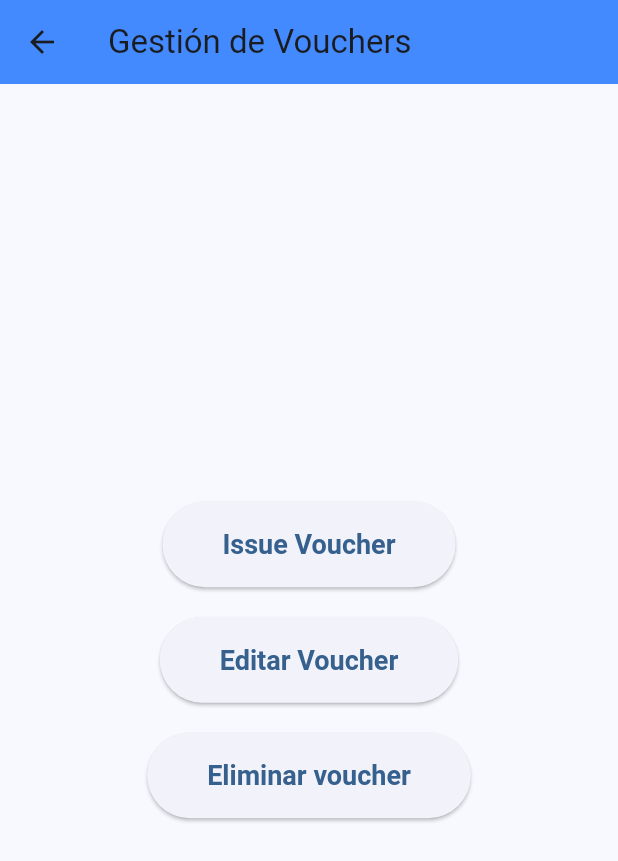
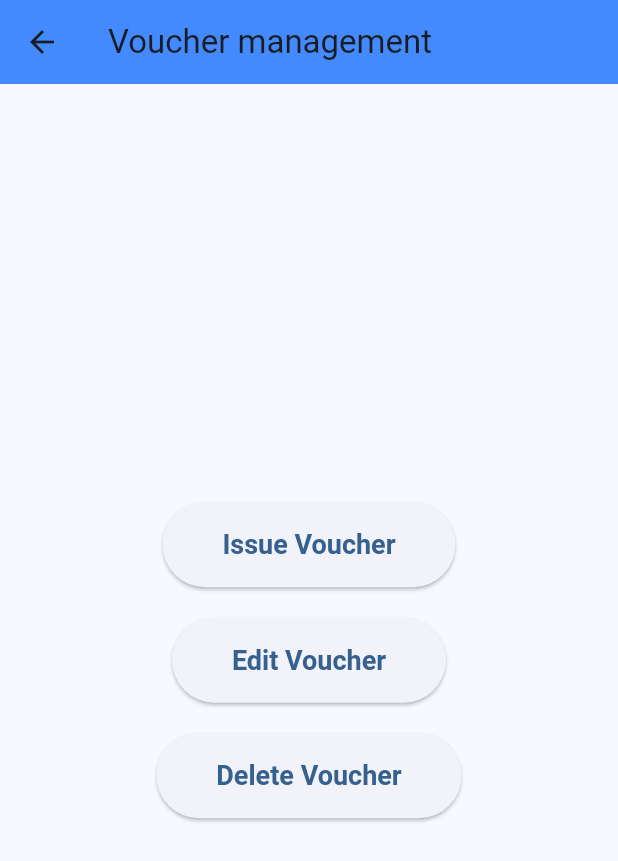
Before and after one commit to Remixpak/Service-App, a Flutter app: the VoucherScreen screen opened directly, on a phone screen of 412 x 824 dp. Shown: the top 861 px of the screen. Run offline on Flutter 3.47's test engine with Material 3 defaults, Android fonts, the phone set to English and light mode, and no system bars; our stand-ins replace cloud_firestore, connectivity_plus, firebase_auth, firebase_core, flutter_dotenv, google_sign_in and 2 more; accounts and stored records are empty; network calls fail.

Commit message:
Parche de internacionalización pantalla voucherScreen

```diff
--- a/lib/l10n/app_en.arb
+++ b/lib/l10n/app_en.arb
@@ -36,5 +36,8 @@
     "googleSignIn": "Sign In with Google",
     "googleRegistry": "Register with Goolge",
     "dontHaveAccount": "Don't you have an account? Register",
-    "haveAccount" : "Do you already have an account? SignIn"
+    "haveAccount" : "Do you already have an account? SignIn",
+    "voucherManagement" : "Voucher management",
+    "editingVoucher" : "Edit Voucher",
+    "deleteVoucher" : "Delete Voucher"
 }
--- a/lib/l10n/app_es.arb
+++ b/lib/l10n/app_es.arb
@@ -36,5 +36,8 @@
   "googleSignIn": "Iniciar sesión con Google",
   "googleRegistry": "Registrar con Google",
   "dontHaveAccount": "¿No tienes una cuenta? Registrate",
-  "haveAccount" : "¿Ya tienes cuenta? Inicia Sesión"
+  "haveAccount" : "¿Ya tienes cuenta? Inicia Sesión",
+  "voucherManagement" : "Gestión de Voucher",
+  "editingVoucher" : "Editar Voucher",
+  "deleteVoucher" : "Eliminar Voucher"
 }
--- a/lib/l10n/app_localizations.dart
+++ b/lib/l10n/app_localizations.dart
@@ -325,6 +325,24 @@ abstract class AppLocalizations {
   /// In es, this message translates to:
   /// **'¿Ya tienes cuenta? Inicia Sesión'**
   String get haveAccount;
+
+  /// No description provided for @voucherManagement.
+  ///
+  /// In es, this message translates to:
+  /// **'Gestión de Voucher'**
+  String get voucherManagement;
+
+  /// No description provided for @editingVoucher.
+  ///
+  /// In es, this message translates to:
+  /// **'Editar Voucher'**
+  String get editingVoucher;
+
+  /// No description provided for @deleteVoucher.
+  ///
+  /// In es, this message translates to:
+  /// **'Eliminar Voucher'**
+  String get deleteVoucher;
 }
 
 class _AppLocalizationsDelegate
--- a/lib/l10n/app_localizations_en.dart
+++ b/lib/l10n/app_localizations_en.dart
@@ -121,4 +121,13 @@ class AppLocalizationsEn extends AppLocalizations {
 
   @override
   String get haveAccount => 'Do you already have an account? SignIn';
+
+  @override
+  String get voucherManagement => 'Voucher management';
+
+  @override
+  String get editingVoucher => 'Edit Voucher';
+
+  @override
+  String get deleteVoucher => 'Delete Voucher';
 }
--- a/lib/l10n/app_localizations_es.dart
+++ b/lib/l10n/app_localizations_es.dart
@@ -121,4 +121,13 @@ class AppLocalizationsEs extends AppLocalizations {
 
   @override
   String get haveAccount => '¿Ya tienes cuenta? Inicia Sesión';
+
+  @override
+  String get voucherManagement => 'Gestión de Voucher';
+
+  @override
+  String get editingVoucher => 'Editar Voucher';
+
+  @override
+  String get deleteVoucher => 'Eliminar Voucher';
 }
--- a/lib/pages/voucherScreen.dart
+++ b/lib/pages/voucherScreen.dart
@@ -9,7 +9,7 @@ class VoucherScreen extends StatelessWidget {
   Widget build(BuildContext context) {
     return Scaffold(
       appBar: AppBar(
-        title: const Text("Gestión de Vouchers"),
+        title: Text(AppLocalizations.of(context)!.voucherManagement),
         backgroundColor: Colors.blueAccent,
       ),
       body: Center(
@@ -51,7 +51,7 @@ class VoucherScreen extends StatelessWidget {
                   fontWeight: FontWeight.w600,
                 ),
               ),
-              child: const Text("Editar Voucher"),
+              child: Text(AppLocalizations.of(context)!.editingVoucher),
             ),
 
             const SizedBox(height: 20),
@@ -71,7 +71,7 @@ class VoucherScreen extends StatelessWidget {
                   fontWeight: FontWeight.w600,
                 ),
               ),
-              child: const Text("Eliminar voucher"),
+              child: Text(AppLocalizations.of(context)!.deleteVoucher),
             ),
           ],
         ),
```
